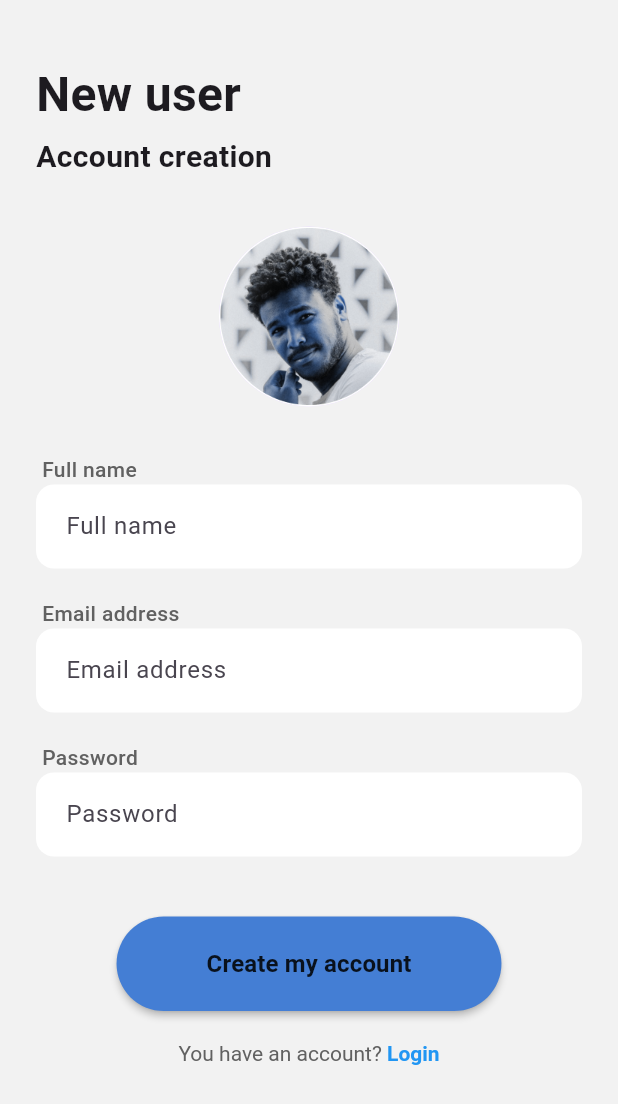
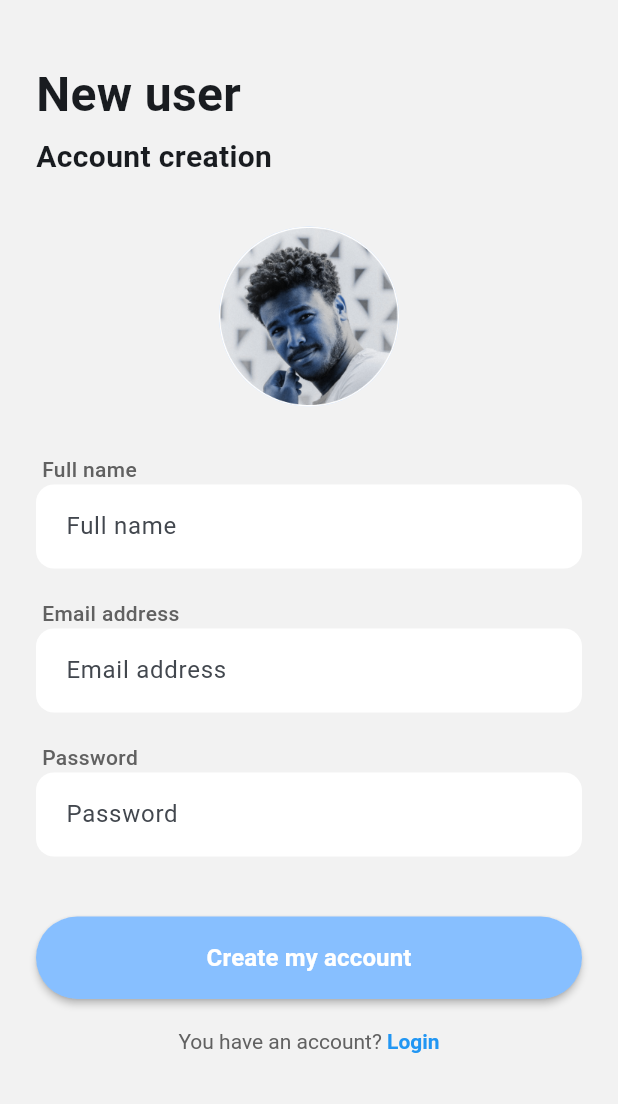
Before and after one commit to CamileLFM/pet-walk, a Flutter app: the screen it shows after launch, after a tap on "Let’s start", on a phone screen of 412 x 824 dp. Shown: the top 1104 px of the screen. Run offline on Flutter 3.47's test engine with Material 3 defaults, Android fonts, the phone set to English and light mode, and no system bars.

Commit message:
fix some things

```diff
--- /dev/null
+++ b/lib/core/theme/app_theme.dart
@@ -0,0 +1,18 @@
+import 'package:flutter/material.dart';
+
+class AppTheme {
+  static ThemeData get lightTheme {
+    return ThemeData(
+      useMaterial3: true,
+      colorScheme: ColorScheme.fromSeed(
+        seedColor: const Color(0xFF87BFFF),
+        brightness: Brightness.light,
+      ),
+      scaffoldBackgroundColor: const Color(0xFFF2F2F2),
+      textTheme: const TextTheme(
+        titleLarge: TextStyle(fontSize: 48, fontStyle: FontStyle.italic),
+        bodyMedium: TextStyle(fontSize: 16),
+      ),
+    );
+  }
+}
--- /dev/null
+++ b/lib/core/widgets/app_bar.dart
@@ -0,0 +1,14 @@
+import 'package:flutter/material.dart';
+
+class CustomAppBar extends StatelessWidget implements PreferredSizeWidget {
+  final String title;
+  const CustomAppBar({required this.title});
+
+  @override
+  Widget build(BuildContext context) {
+    return AppBar(title: Text(title), centerTitle: true);
+  }
+
+  @override
+  Size get preferredSize => const Size.fromHeight(kToolbarHeight);
+}
--- /dev/null
+++ b/lib/core/widgets/bottom_navbar.dart
@@ -0,0 +1,21 @@
+import 'package:flutter/material.dart';
+
+class CustomBottomNavBar extends StatelessWidget {
+  final int currentIndex;
+  final void Function(int) onTap;
+
+  const CustomBottomNavBar({required this.currentIndex, required this.onTap});
+
+  @override
+  Widget build(BuildContext context) {
+    return BottomNavigationBar(
+      currentIndex: currentIndex,
+      onTap: onTap,
+      items: const [
+        BottomNavigationBarItem(icon: Icon(Icons.home), label: 'Início'),
+        BottomNavigationBarItem(icon: Icon(Icons.list), label: 'Lista'),
+        BottomNavigationBarItem(icon: Icon(Icons.grid_on), label: 'Grade'),
+      ],
+    );
+  }
+}
--- /dev/null
+++ b/lib/core/widgets/primary_button.dart
@@ -0,0 +1,42 @@
+import 'package:flutter/material.dart';
+
+class PrimaryButton extends StatelessWidget {
+  final String text;
+  final VoidCallback onPressed;
+  final Color? backgroundColor;
+  final Color? textColor;
+
+  const PrimaryButton({
+    super.key,
+    required this.text,
+    required this.onPressed,
+    this.backgroundColor,
+    this.textColor,
+  });
+
+  @override
+  Widget build(BuildContext context) {
+    return SizedBox(
+      width: double.infinity,
+      child: ElevatedButton(
+        onPressed: onPressed,
+        style: ElevatedButton.styleFrom(
+          padding: const EdgeInsets.symmetric(vertical: 16),
+          shape: RoundedRectangleBorder(
+            borderRadius: BorderRadius.circular(40),
+          ),
+          backgroundColor: backgroundColor ?? const Color(0xFF87BFFF),
+          elevation: 2,
+        ),
+        child: Text(
+          text,
+          style: TextStyle(
+            color: textColor ?? Colors.white,
+            fontWeight: FontWeight.bold,
+            fontSize: 16,
+          ),
+        ),
+      ),
+    );
+  }
+}
--- a/lib/main.dart
+++ b/lib/main.dart
@@ -1,4 +1,5 @@
 import 'package:flutter/material.dart';
+import 'core/theme/app_theme.dart';
 import 'pages/welcome_page.dart';
 
 void main() {
@@ -11,18 +12,10 @@ class MyApp extends StatelessWidget {
   @override
   Widget build(BuildContext context) {
     return MaterialApp(
+      debugShowCheckedModeBanner: false,
       title: 'Pet Walk',
-      debugShowCheckedModeBanner: false,
-      theme: ThemeData(
-        fontFamily: 'Roboto',
-        primarySwatch: Colors.blue,
-        scaffoldBackgroundColor: Colors.white,
-        useMaterial3: true,
-      ),
+      theme: AppTheme.lightTheme,
       home: const WelcomePage(),
-      routes: {
-        // '/next': (context) => const NextPage(), // colocar outra tela
-      },
     );
   }
 }
--- a/lib/pages/login_page.dart
+++ b/lib/pages/login_page.dart
@@ -1,5 +1,6 @@
 import 'package:flutter/gestures.dart';
 import 'package:flutter/material.dart';
+import 'package:flutter_application_1/core/widgets/primary_button.dart';
 import 'home_page.dart';
 import 'register_page.dart';
 
@@ -60,7 +61,8 @@ class _LoginPageState extends State<LoginPage> {
               ),
               const SizedBox(height: 40),
               Center(
-                child: ElevatedButton(
+                child: PrimaryButton(
+                  text: 'Login',
                   onPressed: () {
                     if (_formKey.currentState!.validate()) {
                       Navigator.pushReplacement(
@@ -71,25 +73,6 @@ class _LoginPageState extends State<LoginPage> {
                       );
                     }
                   },
-                  style: ElevatedButton.styleFrom(
-                    padding: const EdgeInsets.symmetric(
-                      horizontal: 60,
-                      vertical: 20,
-                    ),
-                    shape: RoundedRectangleBorder(
-                      borderRadius: BorderRadius.circular(40),
-                    ),
-                    elevation: 2,
-                    backgroundColor: const Color.fromARGB(255, 68, 126, 212),
-                  ),
-                  child: const Text(
-                    'Login',
-                    style: TextStyle(
-                      color: Colors.black87,
-                      fontWeight: FontWeight.bold,
-                      fontSize: 16,
-                    ),
-                  ),
                 ),
               ),
               const SizedBox(height: 20),
@@ -111,7 +94,7 @@ class _LoginPageState extends State<LoginPage> {
                                 Navigator.pushReplacement(
                                   context,
                                   MaterialPageRoute(
-                                    builder: (context) => const SignUpPage(),
+                                    builder: (context) => const RegisterPage(),
                                   ),
                                 );
                               },
--- a/lib/pages/register_page.dart
+++ b/lib/pages/register_page.dart
@@ -1,16 +1,17 @@
 import 'package:flutter/gestures.dart';
 import 'package:flutter/material.dart';
+import 'package:flutter_application_1/core/widgets/primary_button.dart';
 import 'login_page.dart';
 import 'home_page.dart';
 
-class SignUpPage extends StatefulWidget {
-  const SignUpPage({super.key});
+class RegisterPage extends StatefulWidget {
+  const RegisterPage({super.key});
 
   @override
-  State<SignUpPage> createState() => _SignUpPageState();
+  State<RegisterPage> createState() => _RegisterPageState();
 }
 
-class _SignUpPageState extends State<SignUpPage> {
+class _RegisterPageState extends State<RegisterPage> {
   final _formKey = GlobalKey<FormState>();
   final _fullNameController = TextEditingController();
   final _emailController = TextEditingController();
@@ -68,7 +69,8 @@ class _SignUpPageState extends State<SignUpPage> {
               ),
               const SizedBox(height: 40),
               Center(
-                child: ElevatedButton(
+                child: PrimaryButton(
+                  text: 'Create my account',
                   onPressed: () {
                     if (_formKey.currentState!.validate()) {
                       Navigator.pushReplacement(
@@ -79,25 +81,6 @@ class _SignUpPageState extends State<SignUpPage> {
                       );
                     }
                   },
-                  style: ElevatedButton.styleFrom(
-                    padding: const EdgeInsets.symmetric(
-                      horizontal: 60,
-                      vertical: 20,
-                    ),
-                    shape: RoundedRectangleBorder(
-                      borderRadius: BorderRadius.circular(40),
-                    ),
-                    elevation: 2,
-                    backgroundColor: const Color.fromARGB(255, 68, 126, 212),
-                  ),
-                  child: const Text(
-                    'Create my account',
-                    style: TextStyle(
-                      color: Colors.black87,
-                      fontWeight: FontWeight.bold,
-                      fontSize: 16,
-                    ),
-                  ),
                 ),
               ),
               const SizedBox(height: 20),
--- a/lib/pages/welcome_page.dart
+++ b/lib/pages/welcome_page.dart
@@ -1,4 +1,6 @@
 import 'package:flutter/material.dart';
+import 'package:flutter_application_1/core/widgets/primary_button.dart';
+import '../core/widgets/primary_button.dart'; // botão customizado
 import 'register_page.dart';
 
 class WelcomePage extends StatelessWidget {
@@ -9,48 +11,27 @@ class WelcomePage extends StatelessWidget {
     final size = MediaQuery.of(context).size;
 
     return Scaffold(
-      backgroundColor: const Color(0xFFF2F2F2),
       body: SafeArea(
         child: Center(
           child: Padding(
-            padding: const EdgeInsets.symmetric(
-              horizontal: 24.0,
-              vertical: 16.0,
-            ),
+            padding: const EdgeInsets.symmetric(horizontal: 24, vertical: 16),
             child: Column(
               mainAxisAlignment: MainAxisAlignment.spaceEvenly,
               children: [
-                Text(
-                  'Pet Walk',
-                  style: TextStyle(
-                    fontSize: 48,
-                    fontStyle: FontStyle.italic,
-                    fontWeight: FontWeight.w900,
-                    color: Color(0xFF87BFFF),
-                    shadows: [
-                      Shadow(
-                        offset: Offset(2, 2),
-                        blurRadius: 0,
-                        color: Colors.white,
-                      ),
-                      Shadow(
-                        offset: Offset(4, 4),
-                        blurRadius: 10,
-                        color: Color(0x2087BFFF),
-                      ),
-                    ],
-                  ),
+                Image.asset(
+                  'assets/images/pet_walk_title.png',
+                  fit: BoxFit.contain,
                 ),
-                // foto
+
                 Image.asset(
                   'assets/images/pet_walk_intro.png',
                   height: size.height * 0.35,
                   fit: BoxFit.contain,
                 ),
-                // texto
+
                 const Text(
                   'The Pet Walk app is designed for taking care of your pet. '
-                  'Fixe objectives based on their needs. See their progresses and '
+                  'Fix objectives based on their needs. See their progress and '
                   'share them with the community.',
                   textAlign: TextAlign.center,
                   style: TextStyle(
@@ -59,33 +40,19 @@ class WelcomePage extends StatelessWidget {
                     height: 1.5,
                   ),
                 ),
-                // botao
-                SizedBox(
-                  width: double.infinity,
-                  child: ElevatedButton(
-                    onPressed: () {
-                      Navigator.push(
-                        context,
-                        MaterialPageRoute(builder: (context) => SignUpPage()),
-                      );
-                    },
-                    style: ElevatedButton.styleFrom(
-                      padding: const EdgeInsets.symmetric(vertical: 16),
-                      shape: RoundedRectangleBorder(
-                        borderRadius: BorderRadius.circular(40),
+
+                PrimaryButton(
+                  text: "Let’s start",
+                  backgroundColor: const Color.fromARGB(255, 255, 255, 255),
+                  textColor: Colors.black,
+                  onPressed: () {
+                    Navigator.push(
+                      context,
+                      MaterialPageRoute(
+                        builder: (context) => const RegisterPage(),
                       ),
-                      backgroundColor: const Color.fromARGB(255, 68, 126, 212),
-                      elevation: 2,
-                    ),
-                    child: const Text(
-                      "Let’s start",
-                      style: TextStyle(
-                        color: Colors.black87,
-                        fontWeight: FontWeight.bold,
-                        fontSize: 16,
-                      ),
-                    ),
-                  ),
+                    );
+                  },
                 ),
               ],
             ),
```
Also changed, not shown: assets/images/pet_walk_intro.png, assets/images/pet_walk_intro1.png (added), assets/images/pet_walk_title.png (added).
